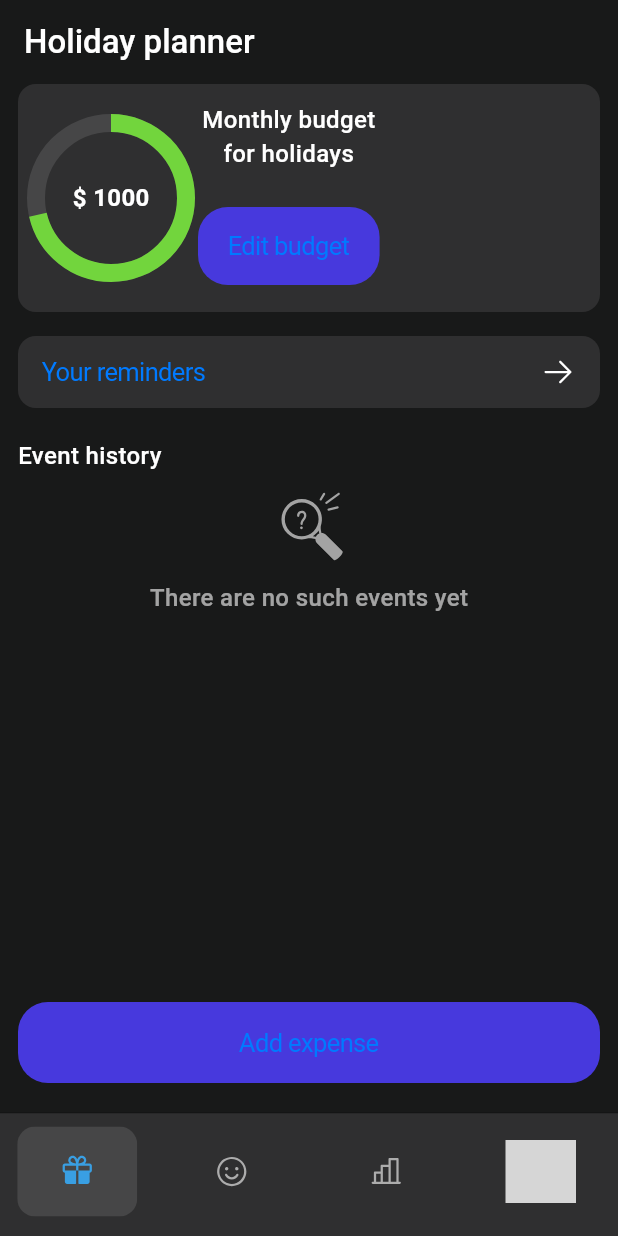
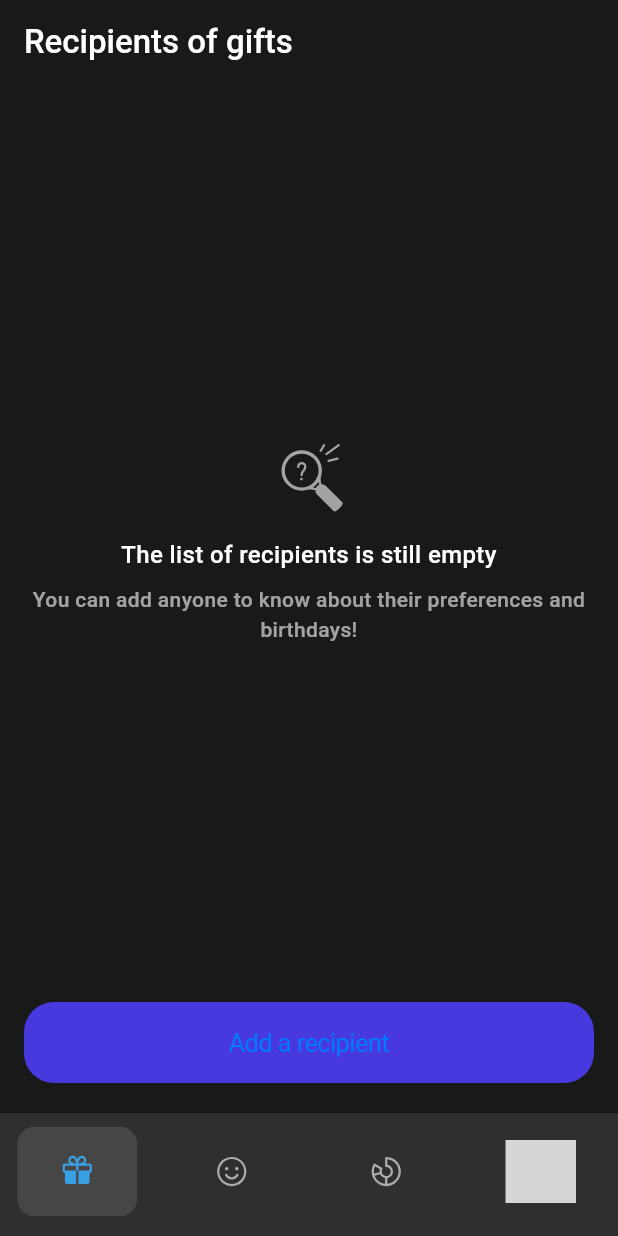
Before and after one commit to IBKnight/gift_fund, a Flutter app: the screen it shows after launch, swiped to page 2, on a phone screen of 412 x 824 dp. Run offline on Flutter 3.47's test engine with Material 3 defaults, Android fonts, the phone set to English and light mode, and no system bars; our stand-ins replace flutter_svg, vector_graphics; grey boxes are pictures that could not be loaded.

Commit message:
added finished holiday planners screen; added recepients screens; added custom navbar

```diff
--- a/lib/src/common/strings.dart
+++ b/lib/src/common/strings.dart
@@ -7,5 +7,9 @@ abstract class Strings{
   static const String eventHistory = "Event history";
   static const String noSuchEvents = "There are no such events yet";
   static const String addExpense = "Add expense";
+  static const String recipOfGifts = "Recipients of gifts";
+  static const String recListEmpty = "The list of recipients is still empty";
+  static const String uCanAddBirth = "You can add anyone to know about their preferences and birthdays!";
+  static const String addRec = "Add a recipient";
 
 }
--- a/lib/src/features/main/screens/holiday_planners_screen.dart
+++ b/lib/src/features/main/screens/holiday_planners_screen.dart
@@ -14,8 +14,20 @@ class HolidayPlannersScreen extends StatelessWidget {
 
   @override
   Widget build(BuildContext context) {
-    return Padding(
-      padding: const EdgeInsets.symmetric(horizontal: 12),
+    return Scaffold(
+      backgroundColor: Palette.bgPrimary,
+      appBar: AppBar(
+        backgroundColor: Palette.bgPrimary,
+        title: const Text(
+          Strings.holidayPlanner,
+          style: TextStyle(
+            color: Colors.white,
+            fontWeight: FontWeight.w500,
+          ),
+        ),
+      ),
+      body: Padding(
+        padding: const EdgeInsets.symmetric(horizontal: 16),
         child: Column(
           crossAxisAlignment: CrossAxisAlignment.start,
           children: [
@@ -108,6 +120,7 @@ class HolidayPlannersScreen extends StatelessWidget {
             const SizedBox(height: 20),
           ],
         ),
+      ),
     );
   }
 }
--- a/lib/src/features/main/screens/main_screen.dart
+++ b/lib/src/features/main/screens/main_screen.dart
@@ -1,11 +1,10 @@
 import 'package:flutter/cupertino.dart';
 import 'package:flutter/material.dart';
-import 'package:flutter_svg/flutter_svg.dart';
 import 'package:gift_fund/gen/assets.gen.dart';
 import 'package:gift_fund/src/common/palette.dart';
-import 'package:gift_fund/src/common/strings.dart';
-import 'package:gift_fund/src/common/widgets/rounded_colored_box.dart';
 import 'package:gift_fund/src/features/main/screens/holiday_planners_screen.dart';
+import 'package:gift_fund/src/features/main/screens/recepients_screen.dart';
+import 'package:gift_fund/src/features/main/widgets/custom_nav_bar_item.dart';
 
 class MainScreen extends StatefulWidget {
   const MainScreen({super.key});
@@ -33,19 +32,16 @@ class _MainScreenState extends State<MainScreen> {
   @override
   Widget build(BuildContext context) {
     return CupertinoTheme(
-      data: const CupertinoThemeData(),
-      child: Scaffold(
-        backgroundColor: Palette.bgPrimary,
-        appBar: AppBar(
-          backgroundColor: Palette.bgPrimary,
-          title: const Text(
-            Strings.holidayPlanner,
-            style: TextStyle(
-              color: Colors.white,
-              fontWeight: FontWeight.w500,
-            ),
+      data: const CupertinoThemeData(
+        textTheme: CupertinoTextThemeData(
+          textStyle: TextStyle(
+            color: Colors.white,
+            fontSize: 16,
+            fontWeight: FontWeight.w500,
           ),
         ),
+      ),
+      child: Scaffold(
         bottomNavigationBar: CupertinoTabBar(
           height: 82,
           backgroundColor: Palette.bgSecondary,
@@ -54,28 +50,36 @@ class _MainScreenState extends State<MainScreen> {
               icon: CustomNavBarItem(
                 selectedIndex: _selectedIndex,
                 index: 0,
-                iconPath: Assets.icons.holiday.path,
+                iconPath: _selectedIndex == 0
+                    ? Assets.icons.holiday.path
+                    : Assets.icons.holidayOutline.path,
               ),
             ),
             BottomNavigationBarItem(
               icon: CustomNavBarItem(
                 selectedIndex: _selectedIndex,
                 index: 1,
-                iconPath: Assets.icons.smileOutline.path,
+                iconPath: _selectedIndex == 1
+                    ? Assets.icons.smile.path
+                    : Assets.icons.smileOutline.path,
               ),
             ),
             BottomNavigationBarItem(
               icon: CustomNavBarItem(
                 selectedIndex: _selectedIndex,
                 index: 2,
-                iconPath: Assets.icons.statistic.path,
+                iconPath: _selectedIndex == 2
+                    ? Assets.icons.diagram.path
+                    : Assets.icons.diagramOutline.path,
               ),
             ),
             BottomNavigationBarItem(
               icon: CustomNavBarItem(
                 selectedIndex: _selectedIndex,
                 index: 3,
-                iconPath: Assets.icons.settingsOutlineSix.path,
+                iconPath: _selectedIndex == 3
+                    ? Assets.icons.settingsSix.path
+                    : Assets.icons.settingsOutlineSix.path,
               ),
             ),
           ],
@@ -83,19 +87,18 @@ class _MainScreenState extends State<MainScreen> {
           onTap: (index) {
             setState(() {
               _selectedIndex = index;
-              _pageController.animateToPage(
+              _pageController.jumpToPage(
                 index,
-                duration: Durations.medium1,
-                curve: Curves.easeInOut,
               );
             });
           },
         ),
         body: PageView(
+          physics: const NeverScrollableScrollPhysics(),
           controller: _pageController,
           children: const [
             HolidayPlannersScreen(),
-            HolidayPlannersScreen(),
+            RecepientsScreen(),
             HolidayPlannersScreen(),
             HolidayPlannersScreen(),
           ],
@@ -104,34 +107,3 @@ class _MainScreenState extends State<MainScreen> {
     );
   }
 }
-
-class CustomNavBarItem extends StatelessWidget {
-  final int selectedIndex;
-  final int index;
-  final String iconPath;
-
-  const CustomNavBarItem({
-    super.key,
-    required this.selectedIndex,
-    required this.index,
-    required this.iconPath,
-  });
-
-  @override
-  Widget build(BuildContext context) {
-    return RoundedColoredBox(
-        padding: const EdgeInsets.symmetric(horizontal: 28, vertical: 18),
-        bgColor: selectedIndex == index
-            ? Palette.circularIndicatorBg // Цвет фона для выбранной вкладки
-            : Colors.transparent,
-        child: SvgPicture.asset(
-          iconPath,
-          colorFilter: ColorFilter.mode(
-            selectedIndex == index
-                ? Palette.primaryBlue
-                : Palette.sixtyPercWhite,
-            BlendMode.srcIn,
-          ),
-        ));
-  }
-}
--- /dev/null
+++ b/lib/src/features/main/screens/recepients_screen.dart
@@ -0,0 +1,84 @@
+import 'package:flutter/cupertino.dart';
+import 'package:flutter/material.dart';
+import 'package:flutter_svg/flutter_svg.dart';
+import 'package:gift_fund/gen/assets.gen.dart';
+import 'package:gift_fund/src/common/palette.dart';
+import 'package:gift_fund/src/common/strings.dart';
+
+class RecepientsScreen extends StatelessWidget {
+  const RecepientsScreen({super.key});
+
+  @override
+  Widget build(BuildContext context) {
+    return Scaffold(
+      backgroundColor: Palette.bgPrimary,
+      appBar: AppBar(
+        actions: [
+          //TODO: Add iconbutton
+        ],
+        backgroundColor: Palette.bgPrimary,
+        title: const Text(
+          Strings.recipOfGifts,
+          style: TextStyle(
+            color: Colors.white,
+            fontWeight: FontWeight.w500,
+          ),
+        ),
+      ),
+      body: Padding(
+        padding: const EdgeInsets.symmetric(horizontal: 16),
+        child: Column(
+          children: [
+
+            Expanded(
+              child: Center(
+                child: Column(
+                  mainAxisAlignment:
+                      MainAxisAlignment.center,
+                  crossAxisAlignment:
+                      CrossAxisAlignment.center,
+                  children: [
+                    SvgPicture.asset(Assets.icons.empty.path),
+                    const SizedBox(
+                        height: 16),
+                    const Text(
+                      Strings.recListEmpty,
+                      textAlign: TextAlign.center,
+                      style: TextStyle(
+                        fontSize: 16,
+                        color: Colors.white,
+                        fontWeight: FontWeight.w500,
+                      ),
+                    ),
+                    const SizedBox(height: 8),
+                    Text(
+                      Strings.uCanAddBirth,
+                      textAlign: TextAlign.center,
+                      style: TextStyle(
+                        fontSize: 14,
+                        color: Palette.sixtyPercWhite,
+                        fontWeight: FontWeight.w500,
+                      ),
+                    ),
+                  ],
+                ),
+              ),
+            ),
+
+            SizedBox(
+              width: double.infinity,
+              child: CupertinoButton(
+                padding: const EdgeInsets.symmetric(vertical: 17),
+                color: Palette.accentSecondaryBlue,
+                borderRadius: BorderRadius.circular(20),
+                child: const Text(Strings.addRec),
+                onPressed: () {},
+              ),
+            ),
+            const SizedBox(height: 20),
+          ],
+        ),
+      ),
+    );
+  }
+}
--- /dev/null
+++ b/lib/src/features/main/widgets/custom_nav_bar_item.dart
@@ -0,0 +1,35 @@
+import 'package:flutter/material.dart';
+import 'package:flutter_svg/flutter_svg.dart';
+import 'package:gift_fund/src/common/palette.dart';
+import 'package:gift_fund/src/common/widgets/rounded_colored_box.dart';
+
+class CustomNavBarItem extends StatelessWidget {
+  final int selectedIndex;
+  final int index;
+  final String iconPath;
+
+  const CustomNavBarItem({
+    super.key,
+    required this.selectedIndex,
+    required this.index,
+    required this.iconPath,
+  });
+
+  @override
+  Widget build(BuildContext context) {
+    return RoundedColoredBox(
+        padding: const EdgeInsets.symmetric(horizontal: 28, vertical: 18),
+        bgColor: selectedIndex == index
+            ? Palette.circularIndicatorBg
+            : Colors.transparent,
+        child: SvgPicture.asset(
+          iconPath,
+          colorFilter: ColorFilter.mode(
+            selectedIndex == index
+                ? Palette.primaryBlue
+                : Palette.sixtyPercWhite,
+            BlendMode.srcIn,
+          ),
+        ));
+  }
+}
--- a/pubspec.yaml
+++ b/pubspec.yaml
@@ -15,6 +15,7 @@ dependencies:
   cupertino_icons: ^1.0.8
   flutter_svg: ^2.0.17
   google_fonts: ^6.2.1
+  fl_chart: ^0.70.2
 
 dev_dependencies:
   flutter_test:
```
Also changed, not shown: pubspec.lock. Lines whose indentation alone changed are shown as unchanged.
